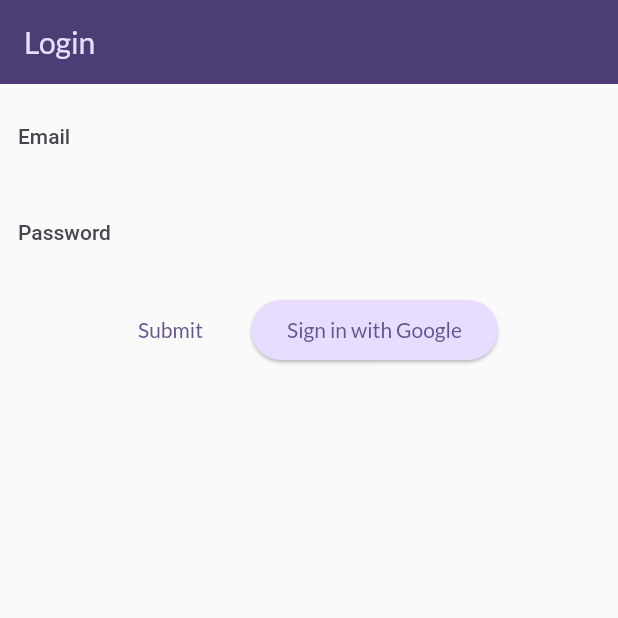
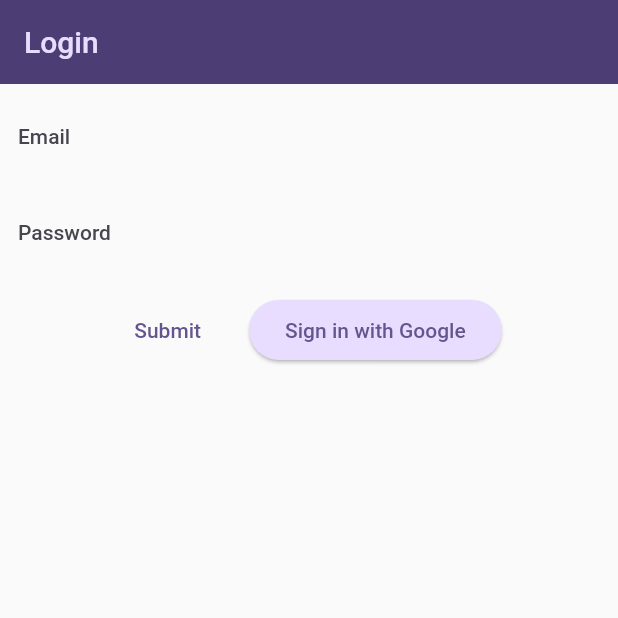
Before and after one commit to AarshKulkarni/SWD-Flutter-App, a Flutter app: the screen it shows after launch, on a phone screen of 412 x 824 dp, the top half of it. Run offline on Flutter 3.47's test engine with Material 2 defaults, Android fonts, the light colour scheme and no system bars; our stand-ins replace google_fonts, google_sign_in.

Commit message:
UI Fixes

```diff
--- a/lib/main.dart
+++ b/lib/main.dart
@@ -34,8 +34,12 @@
               foregroundColor: kDarkColorScheme.onPrimaryContainer,
             ),
           ),
-          textTheme: GoogleFonts.latoTextTheme()
-              .copyWith(bodyLarge: const TextStyle(color: Colors.white))),
+          textTheme: GoogleFonts.latoTextTheme().copyWith(
+              bodyLarge: const TextStyle(color: Colors.white),
+              bodySmall: const TextStyle(color: Colors.white),
+              headlineSmall: const TextStyle(color: Colors.white),
+              titleLarge: const TextStyle(color: Colors.white),
+              labelLarge: const TextStyle(color: Colors.white))),
       theme: ThemeData().copyWith(
         useMaterial3: true,
         colorScheme: kColorScheme,
@@ -55,8 +59,12 @@
             backgroundColor: kColorScheme.primaryContainer,
           ),
         ),
-        textTheme: GoogleFonts.latoTextTheme()
-            .copyWith(bodyLarge: const TextStyle(color: Colors.black)),
+        textTheme: GoogleFonts.latoTextTheme().copyWith(
+            bodyLarge: const TextStyle(color: Colors.black),
+            bodySmall: const TextStyle(color: Colors.black),
+            headlineSmall: const TextStyle(color: Colors.black),
+            titleLarge: const TextStyle(color: Colors.black),
+            labelLarge: const TextStyle(color: Colors.black)),
       ),
       home: const LoginPage(),
     );
--- a/lib/models/req_user.dart
+++ b/lib/models/req_user.dart
@@ -1,3 +1,5 @@
+// ignore_for_file: non_constant_identifier_names, duplicate_ignore
+
 class ReqUser {
   ReqUser(
       {required this.id,
--- a/lib/screens/about_me.dart
+++ b/lib/screens/about_me.dart
@@ -2,10 +2,12 @@
 import 'package:swd_app/widgets/main_drawer.dart';
 
 class AboutMe extends StatelessWidget {
+  const AboutMe({super.key});
+
   @override
   Widget build(BuildContext context) {
     return Scaffold(
-      drawer: MainDrawer(),
+      drawer: const MainDrawer(),
       appBar: AppBar(
         title: const Text('About Me'),
       ),
--- a/lib/screens/user_list_screen.dart
+++ b/lib/screens/user_list_screen.dart
@@ -49,7 +49,7 @@
   @override
   Widget build(BuildContext context) {
     return Scaffold(
-        drawer: MainDrawer(),
+        drawer: const MainDrawer(),
         appBar: AppBar(
           title: const Text('Users'),
         ),
--- a/lib/widgets/main_drawer.dart
+++ b/lib/widgets/main_drawer.dart
@@ -4,6 +4,8 @@
 import 'package:swd_app/screens/user_list_screen.dart';
 
 class MainDrawer extends StatelessWidget {
+  const MainDrawer({super.key});
+
   @override
   Widget build(BuildContext context) {
     return Drawer(
@@ -87,7 +89,7 @@
             ),
             onTap: () {
               Navigator.of(context).push(MaterialPageRoute(builder: (context) {
-                return AboutMe();
+                return const AboutMe();
               }));
             }),
       ]),
--- a/lib/widgets/user_details.dart
+++ b/lib/widgets/user_details.dart
@@ -14,6 +14,9 @@
           Container(
             height: MediaQuery.of(context).size.height / 6.5,
             decoration: const BoxDecoration(
+                borderRadius: BorderRadius.only(
+                    topLeft: Radius.circular(30),
+                    topRight: Radius.circular(30)),
                 gradient: LinearGradient(
                     colors: [Colors.orange, Color.fromARGB(255, 226, 189, 79)],
                     begin: Alignment.topLeft,
```
Also changed, not shown: lib/screens/login_screen.dart (+25 -8 lines), lib/screens/no_netowrk.dart (+14 -3 lines), lib/screens/req_resources_screen.dart (+27 -4 lines).
